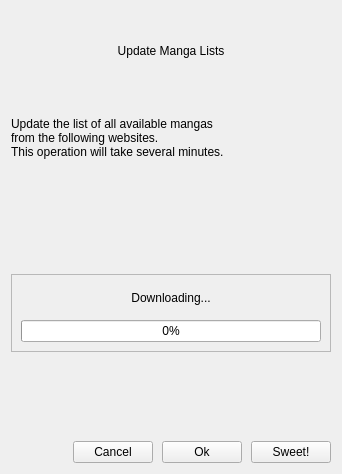
Old version of the form widgets/updatemangalistsdialog.ui in the repository Rain92/UltimateMangaReader.
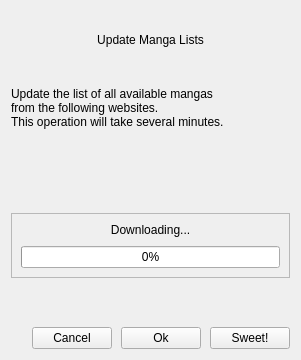
New version of the form.

What changed in the file:
```diff
--- a/widgets/updatemangalistsdialog.ui
+++ b/widgets/updatemangalistsdialog.ui
@@ -6,12 +6,15 @@
    <rect>
     <x>0</x>
     <y>0</y>
-    <width>342</width>
-    <height>474</height>
+    <width>301</width>
+    <height>360</height>
    </rect>
   </property>
-  <property name="windowTitle">
-   <string>Dialog</string>
+  <property name="sizePolicy">
+   <sizepolicy hsizetype="Preferred" vsizetype="Preferred">
+    <horstretch>0</horstretch>
+    <verstretch>0</verstretch>
+   </sizepolicy>
   </property>
   <layout class="QVBoxLayout" name="verticalLayout">
    <property name="spacing">
@@ -32,7 +35,7 @@
       <set>Qt::AlignCenter</set>
      </property>
      <property name="margin">
-      <number>30</number>
+      <number>20</number>
      </property>
     </widget>
    </item>
@@ -43,8 +46,11 @@
 from the following websites.
 This operation will take several minutes.</string>
      </property>
+     <property name="alignment">
+      <set>Qt::AlignLeading|Qt::AlignLeft|Qt::AlignVCenter</set>
+     </property>
      <property name="margin">
-      <number>40</number>
+      <number>10</number>
      </property>
     </widget>
    </item>
@@ -109,7 +115,7 @@
      <property name="sizeHint" stdset="0">
       <size>
        <width>20</width>
-       <height>80</height>
+       <height>40</height>
       </size>
      </property>
     </spacer>
```
Left out of the diff: 2 changed lines with no effect on the pictures.
